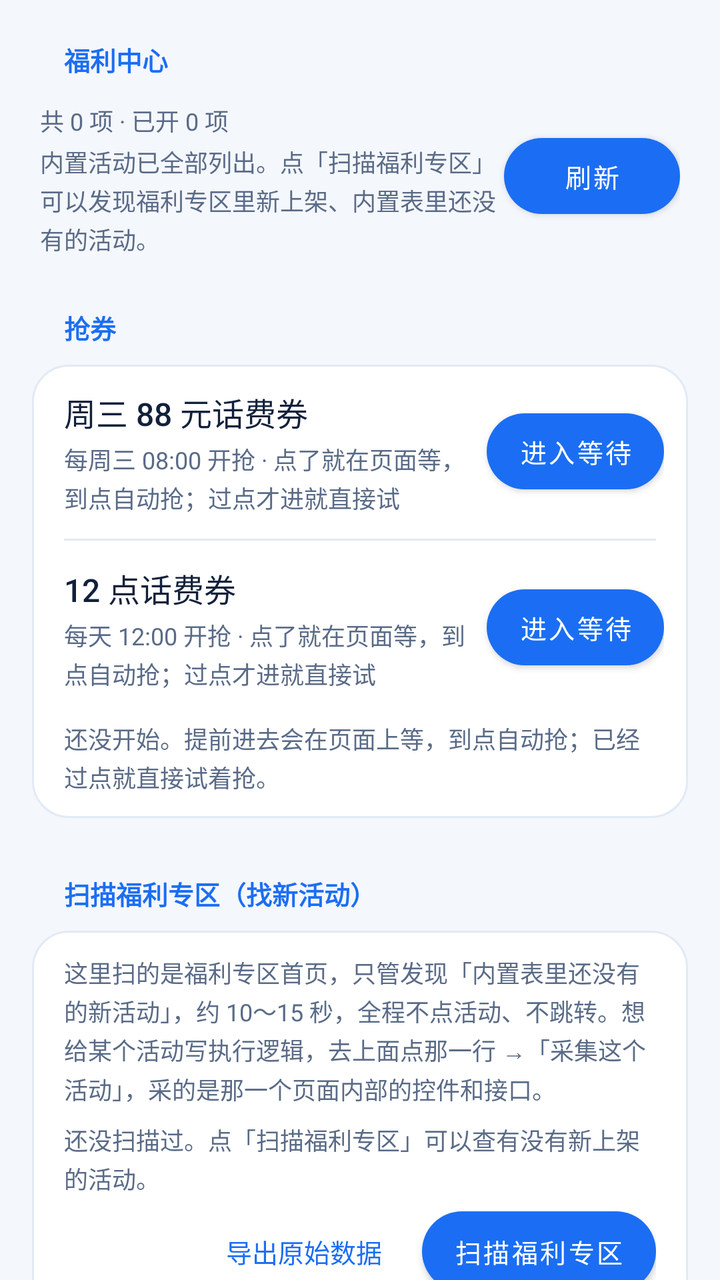
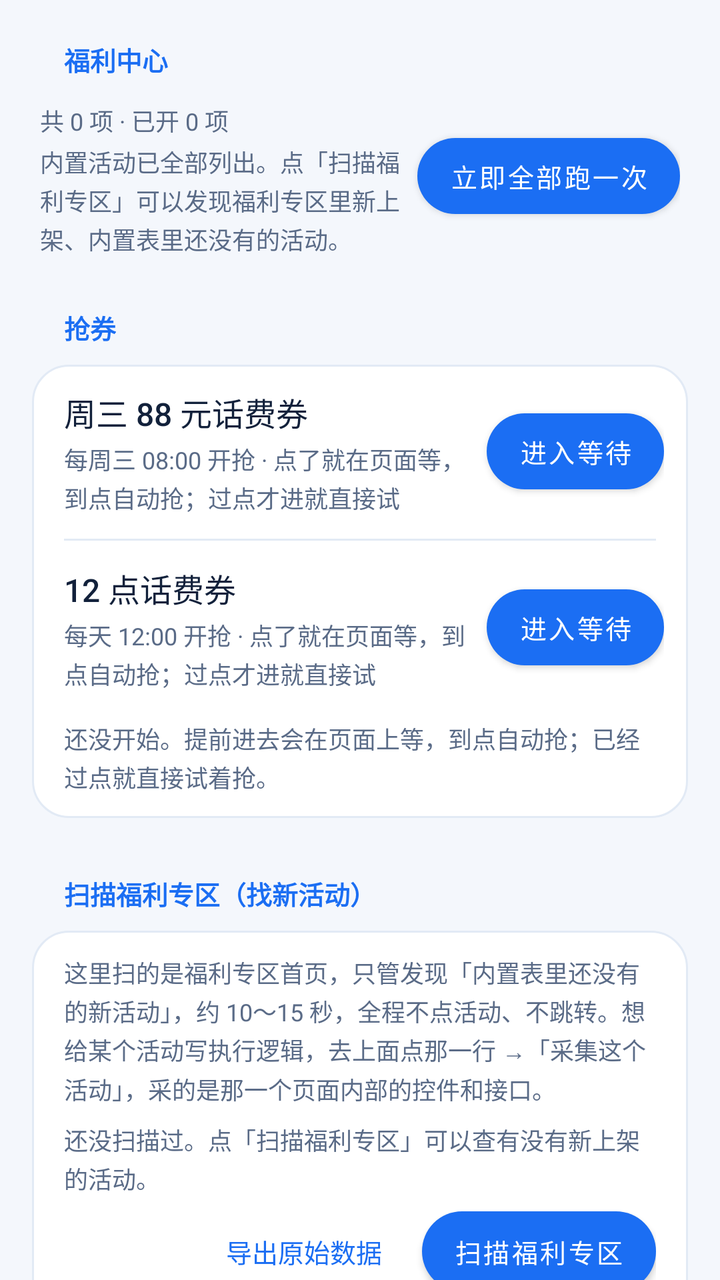

An Android layout rendered at two revisions. The XML below is the earlier revision; the diff shows what the commit changed to produce the second picture.
<!-- AndroidManifest.xml: application theme Theme.CmccHook -->
<!-- res/layout/page_welfare.xml -->
<?xml version="1.0" encoding="utf-8"?>
<ScrollView xmlns:android="http://schemas.android.com/apk/res/android"
    xmlns:app="http://schemas.android.com/apk/res-auto"
    android:layout_width="match_parent"
    android:layout_height="match_parent"
    android:clipToPadding="false"
    android:fillViewport="true"
    android:scrollbars="none">

    <LinearLayout
        android:layout_width="match_parent"
        android:layout_height="wrap_content"
        android:orientation="vertical"
        android:paddingStart="16dp"
        android:paddingEnd="16dp"
        android:paddingBottom="24dp">

        <TextView
            style="@style/SectionTitle"
            android:layout_width="wrap_content"
            android:layout_height="wrap_content"
            android:text="@string/welfare_title" />

        
        <LinearLayout
            android:layout_width="match_parent"
            android:layout_height="wrap_content"
            android:gravity="center_vertical"
            android:orientation="horizontal"
            android:paddingStart="4dp"
            android:paddingEnd="4dp"
            android:paddingBottom="6dp">

            <LinearLayout
                android:layout_width="0dp"
                android:layout_height="wrap_content"
                android:layout_weight="1"
                android:orientation="vertical">

                <TextView
                    android:id="@+id/welfareSummary"
                    style="@style/RowDesc"
                    android:layout_width="match_parent"
                    android:layout_height="wrap_content"
                    android:text="@string/welfare_summary_placeholder" />

                <TextView
                    android:id="@+id/welfareAt"
                    style="@style/RowDesc"
                    android:layout_width="match_parent"
                    android:layout_height="wrap_content"
                    android:text="@string/welfare_never" />
            </LinearLayout>

            <com.google.android.material.button.MaterialButton
                android:id="@+id/btnWelfareRefresh"
                android:layout_width="wrap_content"
                android:layout_height="38dp"
                android:insetTop="0dp"
                android:insetBottom="0dp"
                android:text="@string/welfare_refresh"
                android:textAllCaps="false"
                android:textColor="@color/on_primary"
                android:textSize="13sp"
                app:backgroundTint="@color/primary"
                app:cornerRadius="999dp"
                app:elevation="0dp" />
        </LinearLayout>

        
        <TextView
            style="@style/SectionTitle"
            android:layout_width="wrap_content"
            android:layout_height="wrap_content"
            android:text="@string/grab_title" />

        <LinearLayout
            style="@style/CardBox"
            android:layout_width="match_parent"
            android:layout_height="wrap_content">

            <LinearLayout
                android:layout_width="match_parent"
                android:layout_height="wrap_content"
                android:gravity="center_vertical"
                android:orientation="horizontal"
                android:paddingStart="16dp"
                android:paddingTop="12dp"
                android:paddingEnd="12dp"
                android:paddingBottom="12dp">

                <LinearLayout
                    android:layout_width="0dp"
                    android:layout_height="wrap_content"
                    android:layout_weight="1"
                    android:orientation="vertical">

                    <TextView
                        style="@style/RowTitle"
                        android:layout_width="match_parent"
                        android:layout_height="wrap_content"
                        android:text="@string/grab_wed" />

                    <TextView
                        style="@style/RowDesc"
                        android:layout_width="match_parent"
                        android:layout_height="wrap_content"
                        android:text="@string/grab_wed_desc" />
                </LinearLayout>

                <com.google.android.material.button.MaterialButton
                    android:id="@+id/btnGrabWed"
                    android:layout_width="wrap_content"
                    android:layout_height="38dp"
                    android:insetTop="0dp"
                    android:insetBottom="0dp"
                    android:text="@string/grab_enter"
                    android:textAllCaps="false"
                    android:textColor="@color/on_primary"
                    android:textSize="13sp"
                    app:backgroundTint="@color/primary"
                    app:cornerRadius="999dp"
                    app:elevation="0dp" />
            </LinearLayout>

            <View
                android:layout_width="match_parent"
                android:layout_height="1dp"
                android:layout_marginStart="16dp"
                android:layout_marginEnd="16dp"
                android:background="@color/divider" />

            <LinearLayout
                android:layout_width="match_parent"
                android:layout_height="wrap_content"
                android:gravity="center_vertical"
                android:orientation="horizontal"
                android:paddingStart="16dp"
                android:paddingTop="12dp"
                android:paddingEnd="12dp"
                android:paddingBottom="12dp">

                <LinearLayout
                    android:layout_width="0dp"
                    android:layout_height="wrap_content"
                    android:layout_weight="1"
                    android:orientation="vertical">

                    <TextView
                        style="@style/RowTitle"
                        android:layout_width="match_parent"
                        android:layout_height="wrap_content"
                        android:text="@string/grab_noon" />

                    <TextView
                        style="@style/RowDesc"
                        android:layout_width="match_parent"
                        android:layout_height="wrap_content"
                        android:text="@string/grab_noon_desc" />
                </LinearLayout>

                <com.google.android.material.button.MaterialButton
                    android:id="@+id/btnGrabNoon"
                    android:layout_width="wrap_content"
                    android:layout_height="38dp"
                    android:insetTop="0dp"
                    android:insetBottom="0dp"
                    android:text="@string/grab_enter"
                    android:textAllCaps="false"
                    android:textColor="@color/on_primary"
                    android:textSize="13sp"
                    app:backgroundTint="@color/primary"
                    app:cornerRadius="999dp"
                    app:elevation="0dp" />
            </LinearLayout>

            <TextView
                android:id="@+id/grabStatus"
                style="@style/RowDesc"
                android:layout_width="match_parent"
                android:layout_height="wrap_content"
                android:paddingStart="16dp"
                android:paddingEnd="16dp"
                android:paddingBottom="12dp"
                android:text="@string/grab_idle" />
        </LinearLayout>

        <LinearLayout
            android:id="@+id/welfareList"
            android:layout_width="match_parent"
            android:layout_height="wrap_content"
            android:orientation="vertical" />

        <TextView
            style="@style/SectionTitle"
            android:layout_width="wrap_content"
            android:layout_height="wrap_content"
            android:layout_marginTop="8dp"
            android:text="@string/probe_title" />

        <LinearLayout
            style="@style/CardBox"
            android:layout_width="match_parent"
            android:layout_height="wrap_content"
            android:orientation="vertical">

            <TextView
                style="@style/RowDesc"
                android:layout_width="match_parent"
                android:layout_height="wrap_content"
                android:paddingStart="16dp"
                android:paddingTop="12dp"
                android:paddingEnd="16dp"
                android:paddingBottom="4dp"
                android:text="@string/probe_hint" />

            <TextView
                android:id="@+id/probeSummary"
                style="@style/RowDesc"
                android:layout_width="match_parent"
                android:layout_height="wrap_content"
                android:paddingStart="16dp"
                android:paddingTop="4dp"
                android:paddingEnd="16dp"
                android:paddingBottom="8dp"
                android:text="@string/probe_no_report" />

            <LinearLayout
                android:layout_width="match_parent"
                android:layout_height="wrap_content"
                android:gravity="end"
                android:orientation="horizontal"
                android:paddingStart="16dp"
                android:paddingEnd="16dp"
                android:paddingBottom="12dp">

                <com.google.android.material.button.MaterialButton
                    android:id="@+id/btnProbeExport"
                    style="@style/Widget.Material3.Button.TextButton"
                    android:layout_width="wrap_content"
                    android:layout_height="40dp"
                    android:insetTop="0dp"
                    android:insetBottom="0dp"
                    android:text="@string/probe_export"
                    android:textAllCaps="false"
                    android:textSize="13sp" />

                <com.google.android.material.button.MaterialButton
                    android:id="@+id/btnProbeStart"
                    android:layout_width="wrap_content"
                    android:layout_height="40dp"
                    android:layout_marginStart="8dp"
                    android:insetTop="0dp"
                    android:insetBottom="0dp"
                    android:text="@string/probe_start"
                    android:textAllCaps="false"
                    android:textColor="@color/on_primary"
                    android:textSize="13sp"
                    app:backgroundTint="@color/primary"
                    app:cornerRadius="999dp"
                    app:elevation="0dp" />
            </LinearLayout>
        </LinearLayout>
    </LinearLayout>
</ScrollView>
<!-- resources referenced by this layout -->
<resources>
  <color name="divider">#E2EAF5</color>
  <color name="on_primary">#FFFFFF</color>
  <color name="primary">#1B6EF3</color>
  <string name="grab_enter">进入等待</string>
  <string name="grab_idle">还没开始。提前进去会在页面上等，到点自动抢；已经过点就直接试着抢。</string>
  <string name="grab_noon">12 点话费券</string>
  <string name="grab_noon_desc">每天 12:00 开抢 · 点了就在页面等，到点自动抢；过点才进就直接试</string>
  <string name="grab_title">抢券</string>
  <string name="grab_wed">周三 88 元话费券</string>
  <string name="grab_wed_desc">每周三 08:00 开抢 · 点了就在页面等，到点自动抢；过点才进就直接试</string>
  <string name="probe_export">导出原始数据</string>
  <string name="probe_hint">这里扫的是福利专区首页，只管发现「内置表里还没有的新活动」，约 10～15 秒，全程不点活动、不跳转。想给某个活动写执行逻辑，去上面点那一行 →「采集这个活动」，采的是那一个页面内部的控件和接口。</string>
  <string name="probe_no_report">还没扫描过。点「扫描福利专区」可以查有没有新上架的活动。</string>
  <string name="probe_start">扫描福利专区</string>
  <string name="probe_title">扫描福利专区（找新活动）</string>
  <string name="welfare_never">内置活动已全部列出。点「扫描福利专区」可以发现福利专区里新上架、内置表里还没有的活动。</string>
  <string name="welfare_refresh">刷新</string>
  <string name="welfare_summary_placeholder">共 0 项 · 已开 0 项</string>
  <string name="welfare_title">福利中心</string>
  <style name="CardBox">
          <item name="android:background">@drawable/bg_card</item>
          <item name="android:orientation">vertical</item>
      </style>
  <style name="RowDesc">
          <item name="android:textSize">12sp</item>
          <item name="android:textColor">@color/text_secondary</item>
          <item name="android:lineSpacingExtra">2dp</item>
          <item name="android:paddingTop">3dp</item>
      </style>
  <style name="RowTitle">
          <item name="android:textSize">16sp</item>
          <item name="android:fontFamily">sans-serif-medium</item>
          <item name="android:textColor">@color/text_primary</item>
      </style>
  <style name="SectionTitle">
          <item name="android:textSize">13sp</item>
          <item name="android:fontFamily">sans-serif-medium</item>
          <item name="android:textStyle">bold</item>
          <item name="android:textColor">@color/primary</item>
          <item name="android:paddingStart">16dp</item>
          <item name="android:paddingEnd">16dp</item>
          <item name="android:paddingTop">20dp</item>
          <item name="android:paddingBottom">9dp</item>
      </style>
  <style name="Theme.CmccHook" parent="Theme.MaterialComponents.DayNight.NoActionBar">
          <item name="colorPrimary">@color/primary</item>
          <item name="colorPrimaryVariant">@color/primary_dark</item>
          <item name="colorOnPrimary">@color/on_primary</item>
          <item name="colorSecondary">@color/primary</item>
          <item name="colorOnSecondary">@color/on_primary</item>
          <item name="colorSurface">@color/surface</item>
          <item name="android:colorBackground">@color/background</item>
          <item name="android:statusBarColor">@color/brand_start</item>
          <item name="android:navigationBarColor">@color/surface</item>
          <item name="android:windowLightStatusBar">false</item>
          <item name="android:windowLightNavigationBar">true</item>
          <item name="android:windowBackground">@color/background</item>
          <item name="android:textColorPrimary">@color/text_primary</item>
          <item name="android:textColorSecondary">@color/text_secondary</item>
      </style>
  <!-- drawable bg_card (drawable) -->
  <?xml version="1.0" encoding="utf-8"?>
  <shape xmlns:android="http://schemas.android.com/apk/res/android"
      android:shape="rectangle">
      <solid android:color="@color/container_low" />
      <stroke android:width="1dp" android:color="@color/divider" />
      <corners android:radius="18dp" />
  </shape>
  <color name="text_secondary">#5A6B87</color>
  <color name="text_primary">#12213B</color>
  <color name="primary_dark">#0B4FC4</color>
  <color name="surface">#FFFFFF</color>
  <color name="background">#F4F7FC</color>
  <color name="brand_start">#1B6EF3</color>
  <color name="container_low">#FFFFFF</color>
</resources>

<!-- the commit's change to res/layout/page_welfare.xml (unified diff, before → after) -->
@@ -52,13 +52,14 @@
                     android:text="@string/welfare_never" />
             </LinearLayout>
 
+            
             <com.google.android.material.button.MaterialButton
-                android:id="@+id/btnWelfareRefresh"
+                android:id="@+id/btnWelfareRunAll"
                 android:layout_width="wrap_content"
                 android:layout_height="38dp"
                 android:insetTop="0dp"
                 android:insetBottom="0dp"
-                android:text="@string/welfare_refresh"
+                android:text="@string/btn_all"
                 android:textAllCaps="false"
                 android:textColor="@color/on_primary"
                 android:textSize="13sp"
<!-- resource entries referenced after the edit -->
@@ -3,6 +3,7 @@
   <color name="divider">#E2EAF5</color>
   <color name="on_primary">#FFFFFF</color>
   <color name="primary">#1B6EF3</color>
+  <string name="btn_all">立即全部跑一次</string>
   <string name="grab_enter">进入等待</string>
   <string name="grab_idle">还没开始。提前进去会在页面上等，到点自动抢；已经过点就直接试着抢。</string>
   <string name="grab_noon">12 点话费券</string>
@@ -16,7 +17,6 @@
   <string name="probe_start">扫描福利专区</string>
   <string name="probe_title">扫描福利专区（找新活动）</string>
   <string name="welfare_never">内置活动已全部列出。点「扫描福利专区」可以发现福利专区里新上架、内置表里还没有的活动。</string>
-  <string name="welfare_refresh">刷新</string>
   <string name="welfare_summary_placeholder">共 0 项 · 已开 0 项</string>
   <string name="welfare_title">福利中心</string>
   <style name="CardBox">
